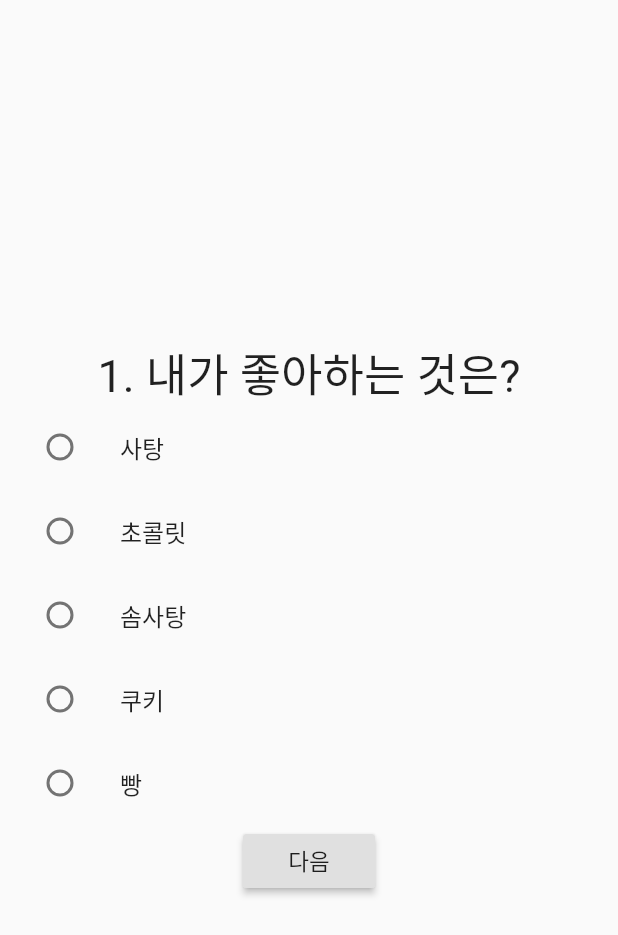
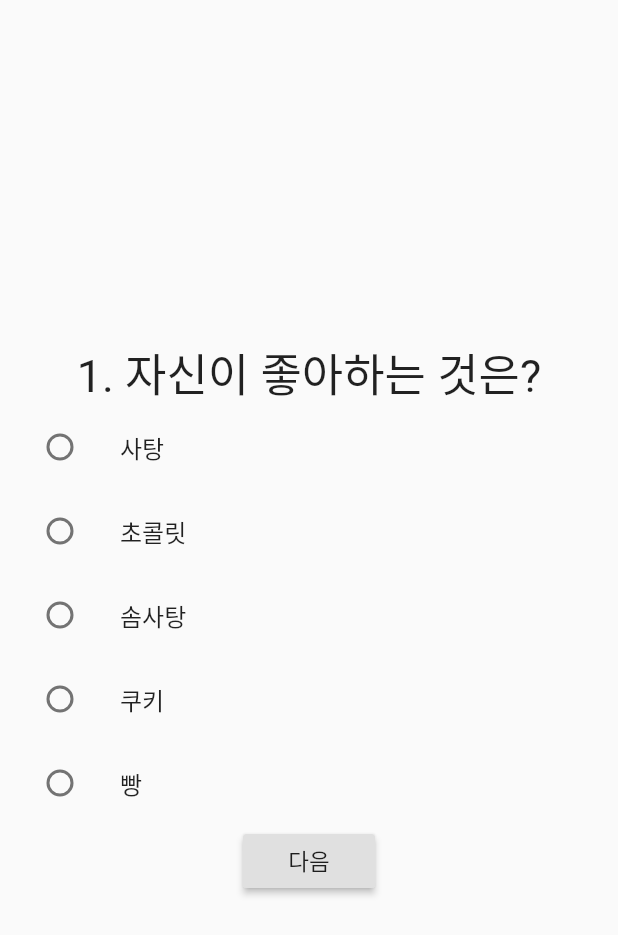
Before and after one commit to joeyPark8/HSWM, a Flutter app: the screen it shows after launch, after a tap on "시작", on a phone screen of 412 x 824 dp. Shown: the top 935 px of the screen. Run offline on Flutter 3.47's test engine with Material 2 defaults, Android fonts, the phone set to English and light mode, and no system bars; network calls fail.

Commit message:
Add files via upload

```diff
--- a/lib/main.dart
+++ b/lib/main.dart
@@ -15,7 +15,7 @@ class MyApp extends StatelessWidget {
   Widget build(BuildContext context) {
     list.add(
         Question(
-            content: '내가 좋아하는 것은?',
+            content: '자신이 좋아하는 것은?',
             answer: {
               1: 0,
               2: 50,
@@ -29,7 +29,7 @@ class MyApp extends StatelessWidget {
 
     list.add(
         Question(
-            content: '내가 좋아하는 것은?',
+            content: '자신이 좋아하는 것은?',
             answer: {
               1: 50,
               2: 0,
@@ -47,7 +47,7 @@ class MyApp extends StatelessWidget {
       routes: {
         '/': (context) => AppHomePage(),
         '/question': (context) => QuestionPage(list: list),
-        '/result': (context) => ResultPage()
+        '/result': (context) => ResultPage(list: list)
       },
       theme: ThemeData(
         primarySwatch: Colors.blue,
--- a/lib/questionPge.dart
+++ b/lib/questionPge.dart
@@ -23,6 +23,8 @@ class _QuestionPage extends State<QuestionPage> {
 
   var userAnswers = [];
 
+  var examples = <Widget>[];
+
   _QuestionPage({Key? key, required this.list});
 
   @override
@@ -39,7 +41,7 @@ class _QuestionPage extends State<QuestionPage> {
                 ),
               ),
               Column(
-                children: [
+                children: <Widget>[
                   ListTile(
                     title: Text(list[questionNum].examples[0]),
                     leading: Radio(
```
Also changed, not shown: lib/resultPage.dart (+26 -3 lines).
